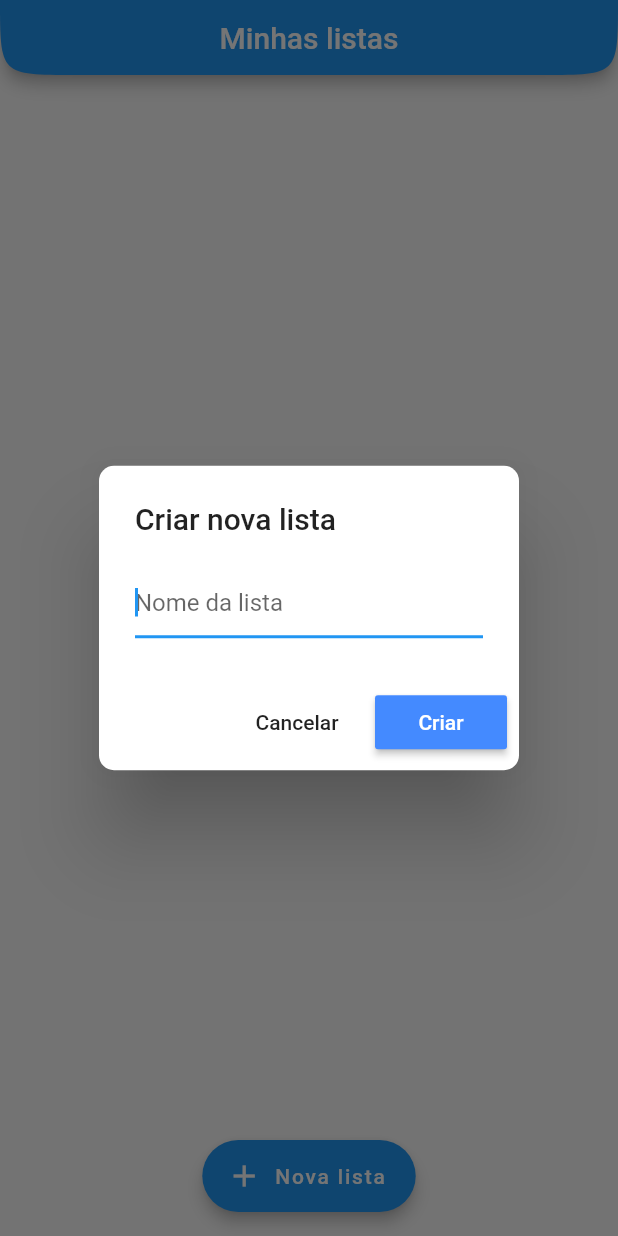
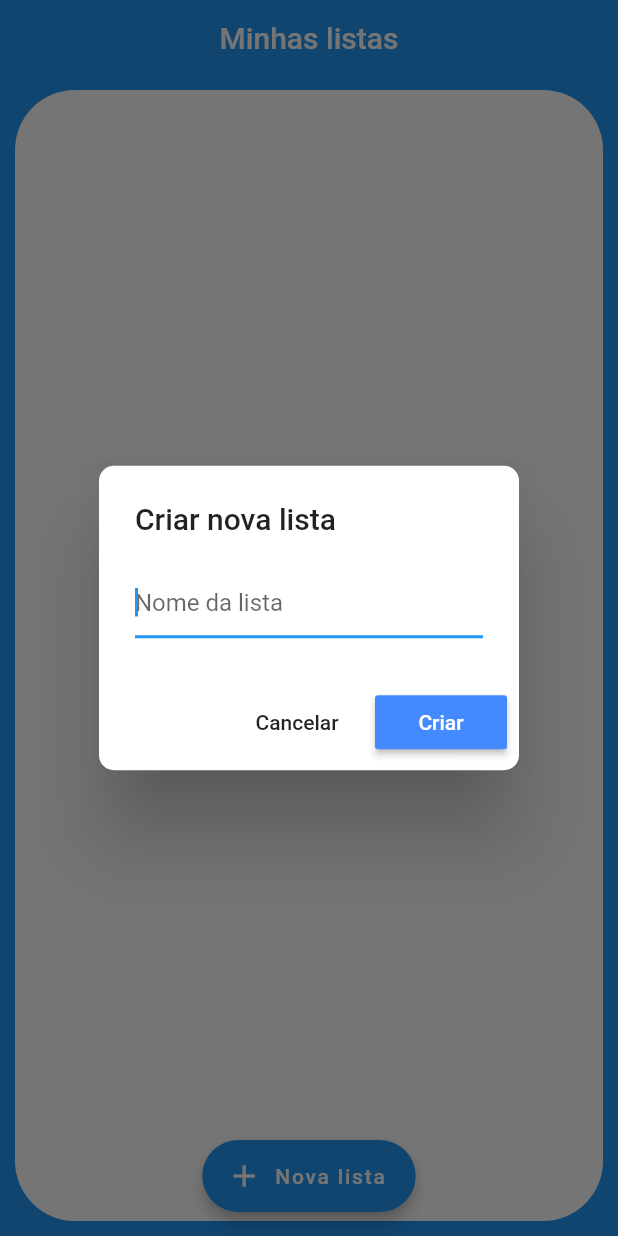
Before and after one commit to Fuerback/list_generator_app, a Flutter app: the screen it shows after launch, after a tap on "Nova lista", on a phone screen of 412 x 824 dp. Run offline on Flutter 3.47's test engine with Material 2 defaults, Android fonts, the phone set to English and light mode, and no system bars; our stand-ins replace sqflite; accounts and stored records are empty.

Commit message:
tapa no visu

```diff
--- a/lib/app/views/home_view.dart
+++ b/lib/app/views/home_view.dart
@@ -3,6 +3,7 @@ import 'package:list_generator/app/controllers/home_controller.dart';
 import 'package:list_generator/app/models/todo_model.dart';
 import 'package:list_generator/app/views/list_details_view.dart';
 import 'package:list_generator/app/widgets/custom_app_bar.dart';
+import 'package:list_generator/app/widgets/custom_body_rounded.dart';
 import 'package:list_generator/app/widgets/custom_info_message.dart';
 import 'package:list_generator/app/widgets/custom_raised_button.dart';
 import 'package:list_generator/app/widgets/custom_text_field.dart';
@@ -37,7 +38,9 @@ class _HomeViewState extends State<HomeView> {
       appBar: CustomAppBar(
         title: 'Minhas listas',
       ),
-      body: _toDoList.isEmpty
+      backgroundColor: Colors.blue,
+      body: CustomBodyRounded(
+        child: _toDoList.isEmpty
             ? CustomInfoMessage(
                 message: "Você não possui listas ",
               )
@@ -54,7 +57,8 @@ class _HomeViewState extends State<HomeView> {
                               child: Text(
                                 '${_toDoList[index].name}',
                                 style: TextStyle(
-                                  fontWeight: FontWeight.bold, fontSize: 18.0),
+                                    fontWeight: FontWeight.bold,
+                                    fontSize: 18.0),
                               ),
                             ),
                             trailing: GestureDetector(
@@ -84,6 +88,7 @@ class _HomeViewState extends State<HomeView> {
                     ),
                   ),
                 ],
+              ),
       ),
       floatingActionButtonLocation: FloatingActionButtonLocation.centerFloat,
       floatingActionButton: FloatingActionButton.extended(
--- a/lib/app/widgets/custom_app_bar.dart
+++ b/lib/app/widgets/custom_app_bar.dart
@@ -23,10 +23,7 @@ class _CustomAppBarState extends State<CustomAppBar> {
       actions: widget.actionIcon != null
           ? [IconButton(icon: widget.actionIcon, onPressed: widget.onPressed)]
           : [],
-      shape: ContinuousRectangleBorder(
-          borderRadius: BorderRadius.only(
-              bottomLeft: Radius.circular(60),
-              bottomRight: Radius.circular(60))),
+      elevation: 0.0,
     );
   }
 }
--- /dev/null
+++ b/lib/app/widgets/custom_body_rounded.dart
@@ -0,0 +1,19 @@
+import 'package:flutter/material.dart';
+
+class CustomBodyRounded extends StatelessWidget {
+  final Widget child;
+
+  const CustomBodyRounded({Key key, this.child}) : super(key: key);
+
+  @override
+  Widget build(BuildContext context) {
+    return Container(
+      margin: EdgeInsets.all(10.0),
+      decoration: new BoxDecoration(
+          color: Colors.white,
+          borderRadius: new BorderRadius.all(const Radius.circular(40.0))),
+      padding: EdgeInsets.all(10.0),
+      child: child,
+    );
+  }
+}
```
Also changed, not shown: lib/app/views/list_details_view.dart (+20 -28 lines), lib/app/widgets/custom_add_item.dart (added, +33 -0 lines), pubspec.lock. Lines whose indentation alone changed are shown as unchanged.
